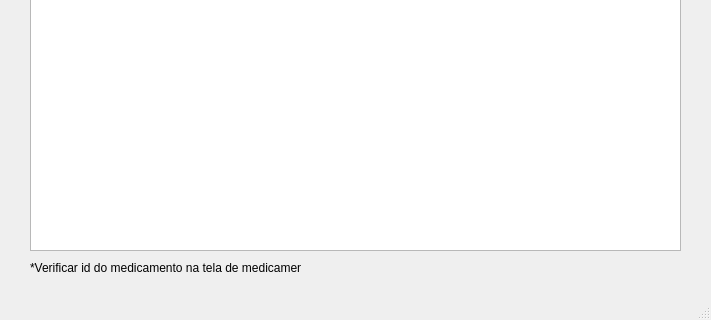
The window that formEntradaMedicamento.ui (AlexFilh0/BetelgeuseDB) describes before a commit, drawn with Qt 5; both pictures show x 0 to 711 and y 280 to 600 of the 711 by 600 pixel window.
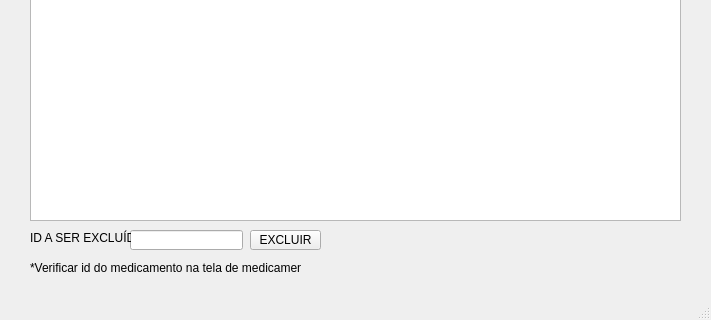
The same window after the commit. Icons and pictures are not drawn.

Commit message: excluir em todas tabelas

```diff
--- a/formEntradaMedicamento.ui
+++ b/formEntradaMedicamento.ui
@@ -144,12 +144,15 @@
       <x>30</x>
       <y>90</y>
       <width>651</width>
-      <height>441</height>
+      <height>411</height>
      </rect>
     </property>
     <attribute name="horizontalHeaderDefaultSectionSize">
      <number>107</number>
     </attribute>
+    <attribute name="verticalHeaderVisible">
+     <bool>false</bool>
+    </attribute>
     <column>
      <property name="text">
       <string>ID</string>
@@ -207,6 +210,58 @@
      <string>*Verificar id do medicamento na tela de medicamentos</string>
     </property>
    </widget>
+   <widget class="QLabel" name="lblAviso_2">
+    <property name="geometry">
+     <rect>
+      <x>390</x>
+      <y>510</y>
+      <width>221</width>
+      <height>20</height>
+     </rect>
+    </property>
+    <property name="text">
+     <string/>
+    </property>
+    <property name="alignment">
+     <set>Qt::AlignCenter</set>
+    </property>
+   </widget>
+   <widget class="QLineEdit" name="edtExcluir">
+    <property name="geometry">
+     <rect>
+      <x>130</x>
+      <y>510</y>
+      <width>113</width>
+      <height>20</height>
+     </rect>
+    </property>
+   </widget>
+   <widget class="QPushButton" name="btnExcluir">
+    <property name="geometry">
+     <rect>
+      <x>250</x>
+      <y>510</y>
+      <width>71</width>
+      <height>20</height>
+     </rect>
+    </property>
+    <property name="text">
+     <string>EXCLUIR</string>
+    </property>
+   </widget>
+   <widget class="QLabel" name="label_10">
+    <property name="geometry">
+     <rect>
+      <x>30</x>
+      <y>510</y>
+      <width>101</width>
+      <height>16</height>
+     </rect>
+    </property>
+    <property name="text">
+     <string>ID A SER EXCLUÍDO</string>
+    </property>
+   </widget>
   </widget>
   <widget class="QMenuBar" name="menubar">
    <property name="geometry">
```
Left out of the diff: 3 changed lines with no effect on the pictures. The commit also changes 5 other files.
